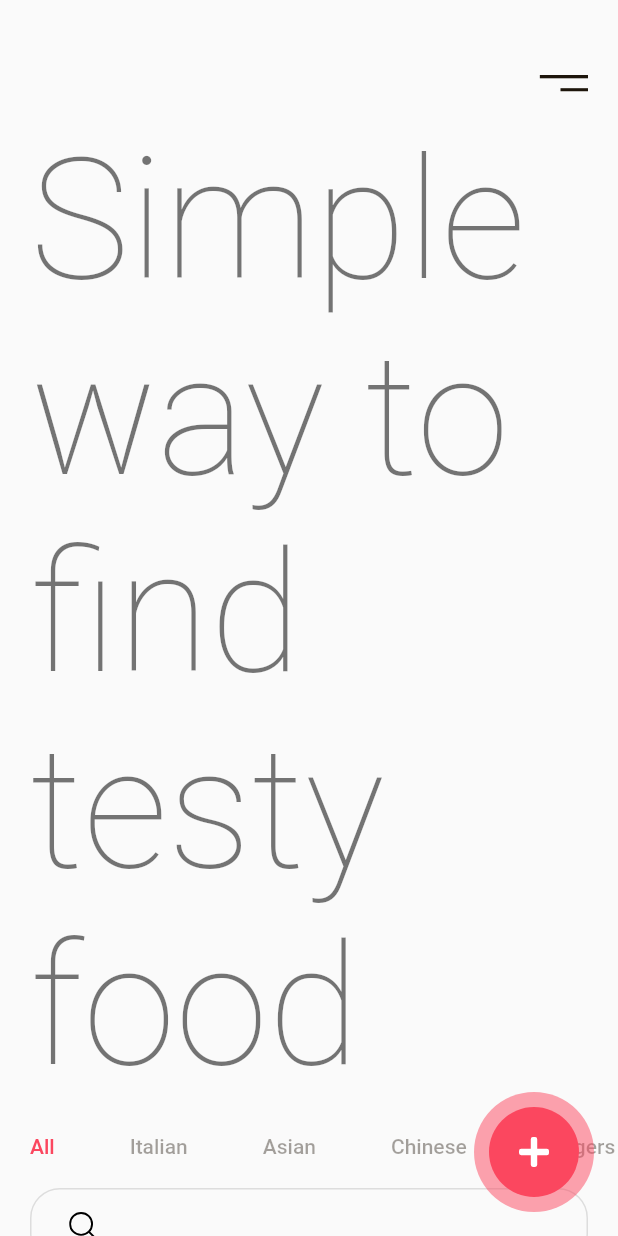
After one commit to JackBionime/flutter_test, a Flutter app: the HomeScreen screen opened directly, on a phone screen of 412 x 824 dp. The commit adds this screen. Run offline on Flutter 3.47's test engine with Material 2 defaults, Android fonts, the phone set to English and light mode, and no system bars; our stand-ins replace flutter_svg.

Commit message:
菜單選擇練習Demo

```diff
--- /dev/null
+++ b/lib/food_delivery/food_main.dart
@@ -0,0 +1,168 @@
+import 'package:flutter/material.dart';
+import 'package:flutter_app/helpers/constants.dart';
+import 'package:flutter_svg/flutter_svg.dart';
+
+import 'food_card.dart';
+import 'food_detail.dart';
+
+void main() => {runApp(FoodApp())};
+
+class FoodApp extends StatelessWidget {
+  @override
+  Widget build(BuildContext context) {
+    return MaterialApp(
+      title: "Food App",
+      theme: ThemeData(
+          fontFamily: "Poppins",
+          scaffoldBackgroundColor: Colors.white,
+          primaryColor: kPrimaryColor,
+          textTheme: TextTheme(
+              headline1: TextStyle(
+                  fontWeight: FontWeight.bold,
+                  fontSize: 30,
+                  color: Colors.black),
+              headline2: TextStyle(
+                fontSize: 20,
+                color: Colors.green
+              ),
+              button: TextStyle(fontWeight: FontWeight.bold),
+              headline6: TextStyle(fontWeight: FontWeight.bold))),
+      home: HomeScreen(),
+      debugShowCheckedModeBanner: false,
+    );
+  }
+}
+
+class HomeScreen extends StatelessWidget {
+  @override
+  Widget build(BuildContext context) {
+    return Scaffold(
+      floatingActionButton: Container(
+        padding: EdgeInsets.all(10),
+        height: 80,
+        width: 80,
+        decoration: BoxDecoration(
+          shape: BoxShape.circle,
+          color: kPrimaryColor.withOpacity(0.5),
+        ),
+        child: Container(
+          padding: EdgeInsets.all(20),
+          decoration:
+              BoxDecoration(shape: BoxShape.circle, color: kPrimaryColor),
+          child: SvgPicture.asset("assets/icons/plus.svg"),
+        ),
+      ),
+      body: Column(
+        crossAxisAlignment: CrossAxisAlignment.start,
+        children: <Widget>[
+          Padding(
+            padding: const EdgeInsets.only(right: 20, top: 50),
+            child: Align(
+              alignment: Alignment.topRight,
+              child: SvgPicture.asset(
+                "assets/icons/menu.svg",
+                height: 11,
+              ),
+            ),
+          ),
+          Padding(
+            padding: const EdgeInsets.all(20),
+            child: Text(
+              "Simple way to find testy food",
+              style: Theme.of(context).textTheme.headline1,
+            ),
+          ),
+          SingleChildScrollView(
+            scrollDirection: Axis.horizontal,
+            child: Row(
+              children: <Widget>[
+                CategoryTittle(
+                  title: "All",
+                  active: true,
+                ),
+                CategoryTittle(
+                  title: "Italian",
+                  active: false,
+                ),
+                CategoryTittle(
+                  title: "Asian",
+                  active: false,
+                ),
+                CategoryTittle(
+                  title: "Chinese",
+                  active: false,
+                ),
+                CategoryTittle(
+                  title: "Burgers",
+                  active: false,
+                )
+              ],
+            ),
+          ),
+          Container(
+            // NOTE 搜尋匡
+            alignment: Alignment.centerLeft,
+            margin: EdgeInsets.symmetric(vertical: 20, horizontal: 20),
+            padding: EdgeInsets.symmetric(horizontal: 20, vertical: 15),
+            height: 50,
+            width: double.infinity,
+            decoration: BoxDecoration(
+              borderRadius: BorderRadius.circular(20),
+              border: Border.all(color: kBorderColor),
+            ),
+            child: SvgPicture.asset("assets/icons/search.svg"),
+          ),
+          SingleChildScrollView(
+            scrollDirection: Axis.horizontal,
+            child: Row(children: <Widget>[
+              FoodCard(
+                title: "菜單1",
+                message: "低熱量",
+                image: "assets/images/image_1.png",
+                price: 200,
+                calories: "200K",
+                description: "簡單低熱量",
+                press: () {
+                  Navigator.push(
+                    context,
+                    MaterialPageRoute(builder: (context) {
+                      return FoodDetail();
+                    }),
+                  );
+                },
+              ),
+              FoodCard(
+                title: "菜單2",
+                message: "高熱量",
+                image: "assets/images/image_2.png",
+                price: 100,
+                calories: "150K",
+                description: "簡單好吃",
+              )
+            ]),
+          ),
+        ],
+      ),
+    );
+  }
+}
+
+class CategoryTittle extends StatelessWidget {
+  // NOTE 標題欄位
+  final String title;
+  final bool active;
+
+  CategoryTittle({Key key, this.title, this.active = false}) : super(key: key);
+
+  @override
+  Widget build(BuildContext context) {
+    return Padding(
+      padding: const EdgeInsets.only(left: 20, right: 30),
+      child: Text(
+        title,
+        style: Theme.of(context).textTheme.button.copyWith(
+            color: active ? kPrimaryColor : kTextColor.withOpacity(.4)),
+      ),
+    );
+  }
+}
--- a/lib/helpers/constants.dart
+++ b/lib/helpers/constants.dart
@@ -1,4 +1,3 @@
-
 
 import 'package:flutter/material.dart';
 
@@ -8,3 +7,11 @@ const blackColor = Color(0xFF202020);
 const lightYellowColor = Color(0xFFFFBD73);
 
 const appTitle = "TestJack";
+
+// Food Delivery
+const kWhiteColor = Color(0xFFFFFFFF);
+const kBlackColor = Color(0xFF000000);
+const kTextColor = Color(0xFF1D150B);
+const kPrimaryColor = Color(0xFFFB475F);
+const kSecondaryColor = Color(0xFFF5E1CB);
+const kBorderColor = Color(0xFFDDDDDD);
--- a/lib/login_page/signin_account.dart
+++ b/lib/login_page/signin_account.dart
@@ -8,7 +8,6 @@ class SignInScreen extends StatelessWidget {
       body: Column(
         children: <Widget>[
           Expanded(
-            flex: 3,
             child: Container(
                 decoration: BoxDecoration(
                     image: DecorationImage(
```
Also changed, not shown: lib/food_delivery/food_card.dart (added, +115 -0 lines), lib/food_delivery/food_detail.dart (added, +137 -0 lines), pubspec.yaml (+11 -7 lines), assets/fonts/Poppins/Poppins-Bold.ttf (added), assets/fonts/Poppins/Poppins-Medium.ttf (added), assets/fonts/Poppins/Poppins-Regular.ttf (added), assets/icons/backward.svg (added), assets/icons/bag.svg (added), assets/icons/forward.svg (added), assets/icons/menu.svg (added), assets/icons/plus.svg (added), assets/icons/search.svg (added), assets/images/image_1.png (added), assets/images/image_1_big.png (added), 2 more files.
